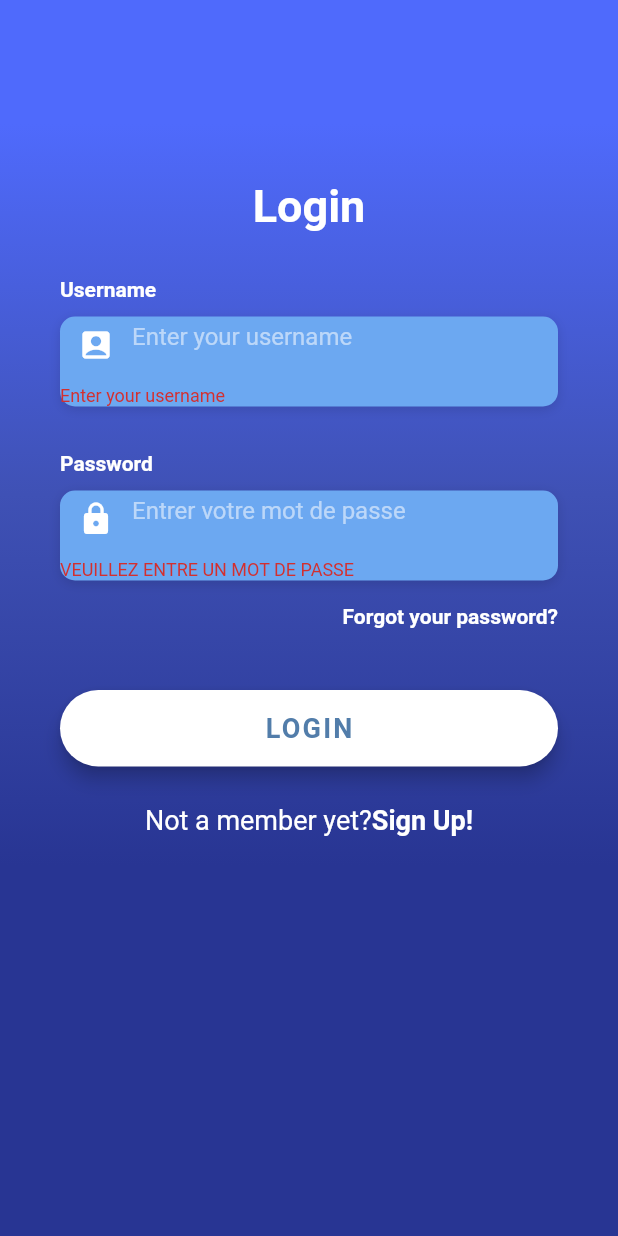
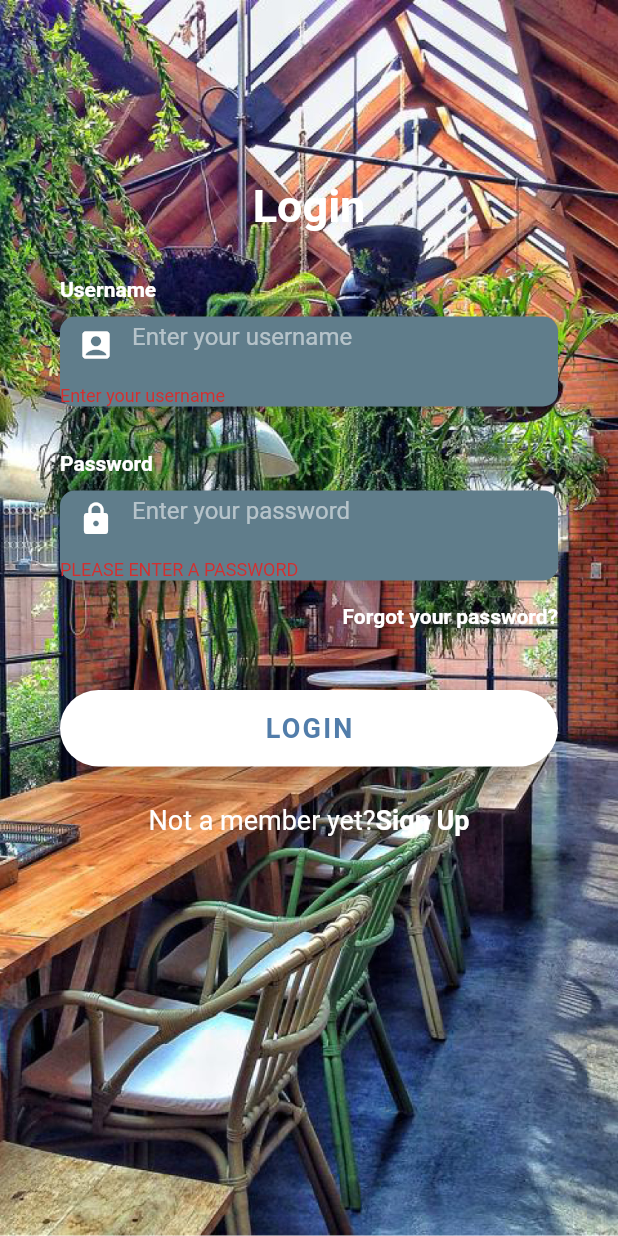
Before and after one commit to eboucher/Co-Work_mobile, a Flutter app: the screen it shows after launch, after a tap on "LOGIN", on a phone screen of 412 x 824 dp. Run offline on Flutter 3.47's test engine with Material 2 defaults, Android fonts, the phone set to English and light mode, and no system bars; our stand-ins replace flushbar, flutter_secure_storage, google_fonts; Roboto replaces fonts that are missing (OpenSans).

```diff
--- a/lib/helpers/constants.dart
+++ b/lib/helpers/constants.dart
@@ -15,7 +15,7 @@ final kLabelStyle = TextStyle(
 );
 
 final kBoxDecorationStyle = BoxDecoration(
-  color: Color(0xFF6CA8F1),
+  color: Color(0xFF607D8B),
   borderRadius: BorderRadius.circular(10.0),
   boxShadow: [
     BoxShadow(
--- a/lib/screens/login.dart
+++ b/lib/screens/login.dart
@@ -2,6 +2,7 @@ import 'package:cowork_mobile/tools/flush_bar_message.dart';
 import 'package:cowork_mobile/screens/register.dart';
 import 'package:cowork_mobile/services/auth.dart';
 import 'package:cowork_mobile/helpers/constants.dart';
+import 'package:flutter/cupertino.dart';
 import 'package:flutter/material.dart';
 import 'package:flutter/services.dart';
 import 'package:flutter_secure_storage/flutter_secure_storage.dart';
@@ -56,27 +57,6 @@ class _LoginState extends State<Login> {
     );
   }
 
-  Future<void> _submit() async {
-    print(formKey);
-    if (formKey.currentState.validate()) {
-      formKey.currentState.save();
-      try {
-        var user = await Auth.login(_username, _password);
-        var token = user['token']['access_token'];
-        await storage.write(key: "token", value: "Bearer " + token);
-        FlushBarMessage.goodMessage(content: 'Successful connection').showFlushBar(context);
-        Navigator.pushAndRemoveUntil(
-            context,
-            MaterialPageRoute(builder: (BuildContext context) => Home(title: 'Co\'Work')),
-                (Route<dynamic> route) => false);
-      } catch (e) {
-        print(e);
-        FlushBarMessage.errorMessage(content: "Nom d'utilisateur ou mot de passe incorrect").showFlushBar(context);
-
-      }
-    }
-  }
-
 
   Widget _buildPasswordTF() {
     return Column(
@@ -104,16 +84,37 @@ class _LoginState extends State<Login> {
                 Icons.lock,
                 color: Colors.white,
               ),
-              hintText: 'Entrer votre mot de passe',
+              hintText: 'Enter your password',
               hintStyle: kHintTextStyle,
             ),
             onSaved: (input) => _password = input,
             validator: (input) =>
-            input != "" ? null : "VEUILLEZ ENTRE UN MOT DE PASSE",
+            input != "" ? null : "PLEASE ENTER A PASSWORD",
           ),
         ),
       ],
     );
+  }
+
+  Future<void> _submit() async {
+    print(formKey);
+    if (formKey.currentState.validate()) {
+      formKey.currentState.save();
+      try {
+        var user = await Auth.login(_username, _password);
+        var token = user['token']['access_token'];
+        await storage.write(key: "token", value: "Bearer " + token);
+        FlushBarMessage.goodMessage(content: 'Successful connection').showFlushBar(context);
+        Navigator.pushAndRemoveUntil(
+            context,
+            MaterialPageRoute(builder: (BuildContext context) => Home(title: 'Co\'Work')),
+                (Route<dynamic> route) => false);
+      } catch (e) {
+        print(e);
+        FlushBarMessage.errorMessage(content: "Username or password incorrect").showFlushBar(context);
+
+      }
+    }
   }
 
   Widget _buildForgotPasswordBtn() {
@@ -158,11 +159,11 @@ class _LoginState extends State<Login> {
   }
 
 
-
   Widget _buildSignupBtn() {
     return GestureDetector(
-      onTap: () => Navigator.push(  context,
-        MaterialPageRoute(builder: (context) => Register()),),
+      onTap: () => Navigator.push(context,
+        MaterialPageRoute(builder: (context) => Register()),
+      ),
       child: RichText(
         text: TextSpan(
           children: [
@@ -175,7 +176,7 @@ class _LoginState extends State<Login> {
               ),
             ),
             TextSpan(
-              text: 'Sign Up!',
+              text: 'Sign Up',
               style: TextStyle(
                 color: Colors.white,
                 fontSize: 18.0,
@@ -188,6 +189,7 @@ class _LoginState extends State<Login> {
     );
   }
 
+
   @override
   Widget build(BuildContext context) {
     return Scaffold(
@@ -199,20 +201,12 @@ class _LoginState extends State<Login> {
               onTap: () => FocusScope.of(context).unfocus(),
               child: Stack(
                 children: <Widget>[
-                  Container(
-                    height: double.infinity,
-                    width: double.infinity,
-                    decoration: BoxDecoration(
-                      gradient: LinearGradient(
-                        begin: Alignment.topCenter,
-                        end: Alignment.bottomCenter,
-                        colors: [
-                          Color(0xFF4f6afc),
-                          Color(0xFF3F51B5),
-                          Color(0xFF283593),
-                          Color(0xFF283593),
-                        ],
-                        stops: [0.1, 0.4, 0.7, 0.9],
+                Container(
+                constraints: BoxConstraints.expand(),
+                  decoration: BoxDecoration(
+                    image: DecorationImage(
+                      image: AssetImage('assets/background.jpg'),
+                      fit: BoxFit.cover
                       ),
                     ),
                   ),
--- a/lib/services/auth.dart
+++ b/lib/services/auth.dart
@@ -10,7 +10,7 @@ class Auth {
         'Content-Type': 'application/json; charset=UTF-8',
       },
       body: jsonEncode(<String, String>{
-        'identifier': username,
+        'username': username,
         'password': password,
       }),);
     print(json.decode(response.body));
```
Also changed, not shown: lib/screens/register.dart (+5 -13 lines), assets/background.jpg (added).
